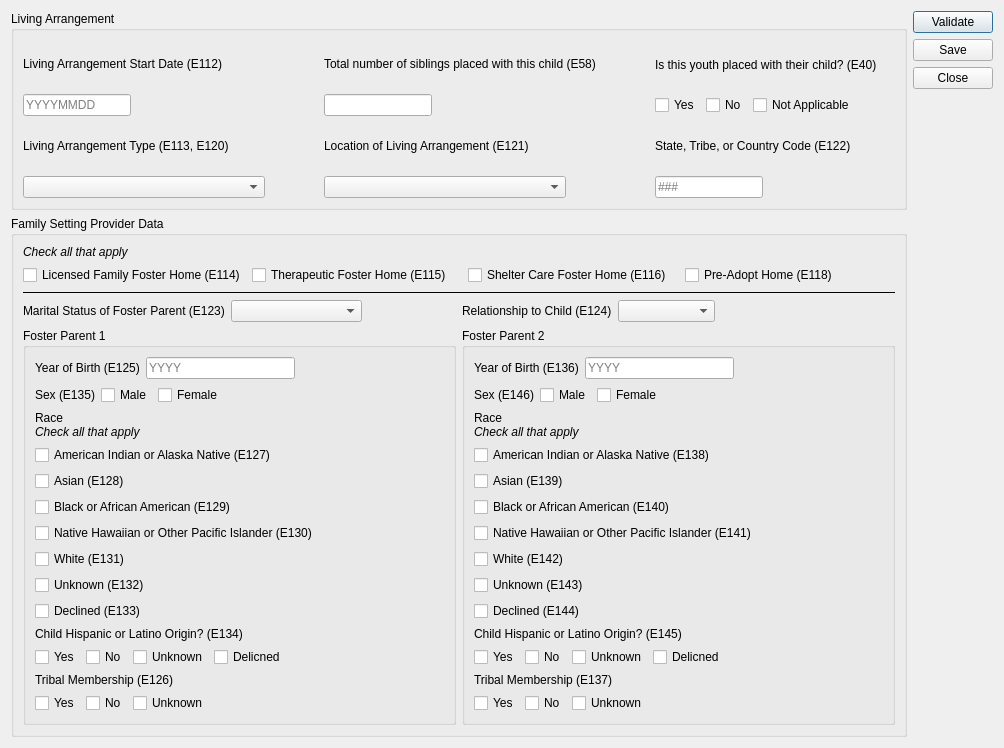
Before: the Qt Designer form ui/ui_living_arrangement.ui in zstamper/AFCARS-AXE, drawn with Qt 5.
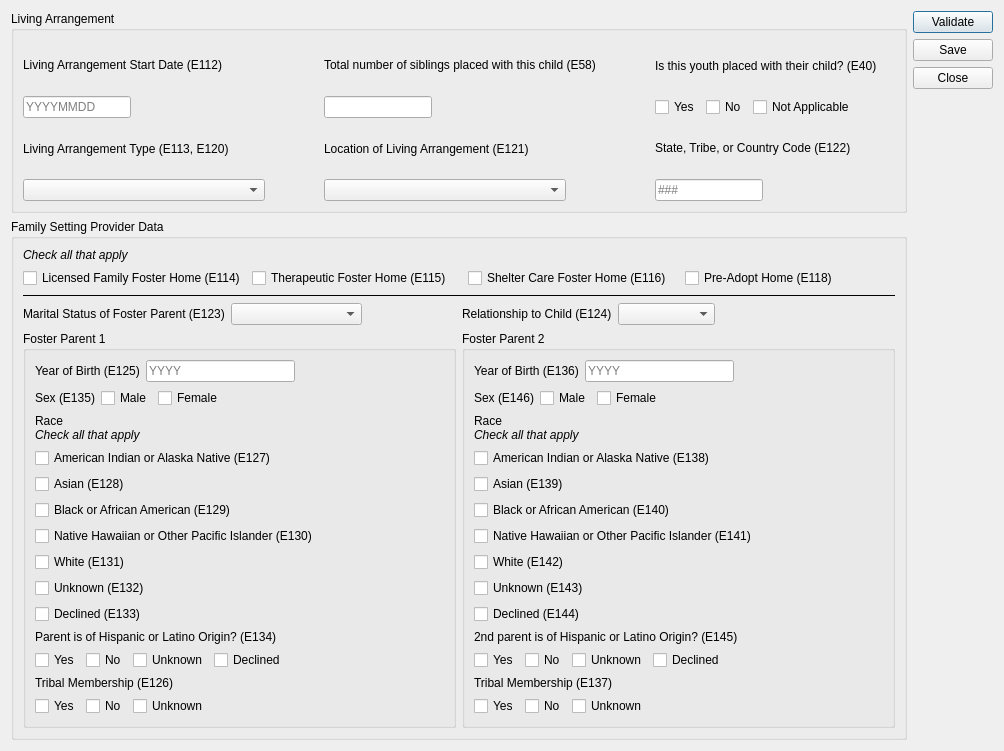
After: the same form once the commit is applied.

Commit message: Issue 22 Fix typo, fix wording

Diff of the .ui file:
```diff
--- a/ui/ui_living_arrangement.ui
+++ b/ui/ui_living_arrangement.ui
@@ -7,7 +7,7 @@
     <x>0</x>
     <y>0</y>
     <width>1004</width>
-    <height>748</height>
+    <height>751</height>
    </rect>
   </property>
   <property name="font">
@@ -633,7 +633,7 @@
                <item>
                 <widget class="QLabel" name="label_17">
                  <property name="text">
-                  <string>Child Hispanic or Latino Origin? (E134)</string>
+                  <string>Parent is of Hispanic or Latino Origin? (E134)</string>
                  </property>
                 </widget>
                </item>
@@ -672,7 +672,7 @@
                  <item>
                   <widget class="QCheckBox" name="e134_d">
                    <property name="text">
-                    <string>Delicned</string>
+                    <string>Declined</string>
                    </property>
                    <attribute name="buttonGroup">
                     <string notr="true">e134</string>
@@ -958,7 +958,7 @@
                <item>
                 <widget class="QLabel" name="label_22">
                  <property name="text">
-                  <string>Child Hispanic or Latino Origin? (E145)</string>
+                  <string>2nd parent is of Hispanic or Latino Origin? (E145)</string>
                  </property>
                 </widget>
                </item>
@@ -997,7 +997,7 @@
                  <item>
                   <widget class="QCheckBox" name="e145_d">
                    <property name="text">
-                    <string>Delicned</string>
+                    <string>Declined</string>
                    </property>
                    <attribute name="buttonGroup">
                     <string notr="true">e145</string>
```
